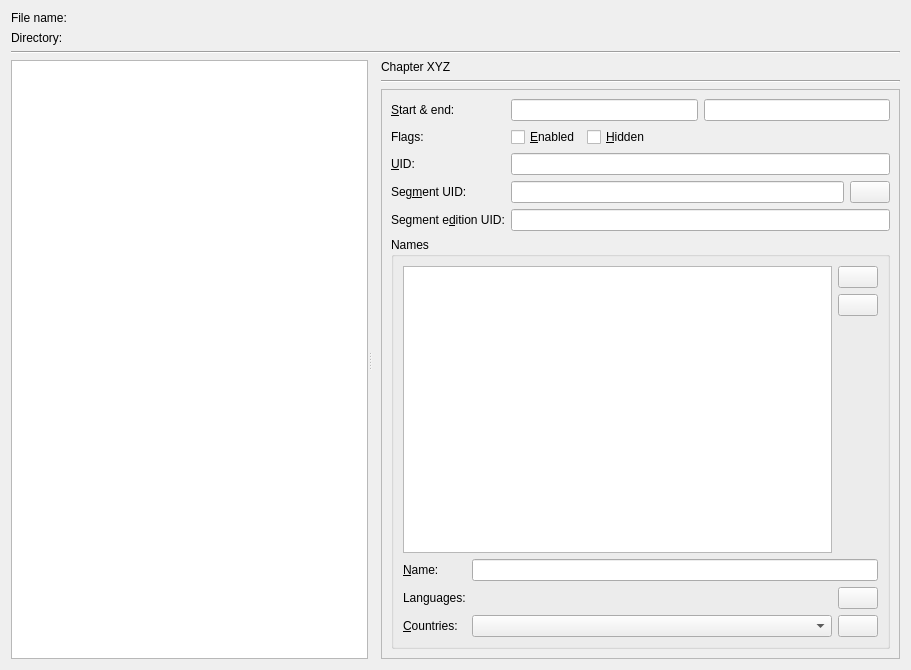
Before: the Qt Designer form src/mkvtoolnix-gui/forms/chapter_editor/tab.ui in jpsdr/MKVToolnix-Windows-7, drawn with Qt 5.
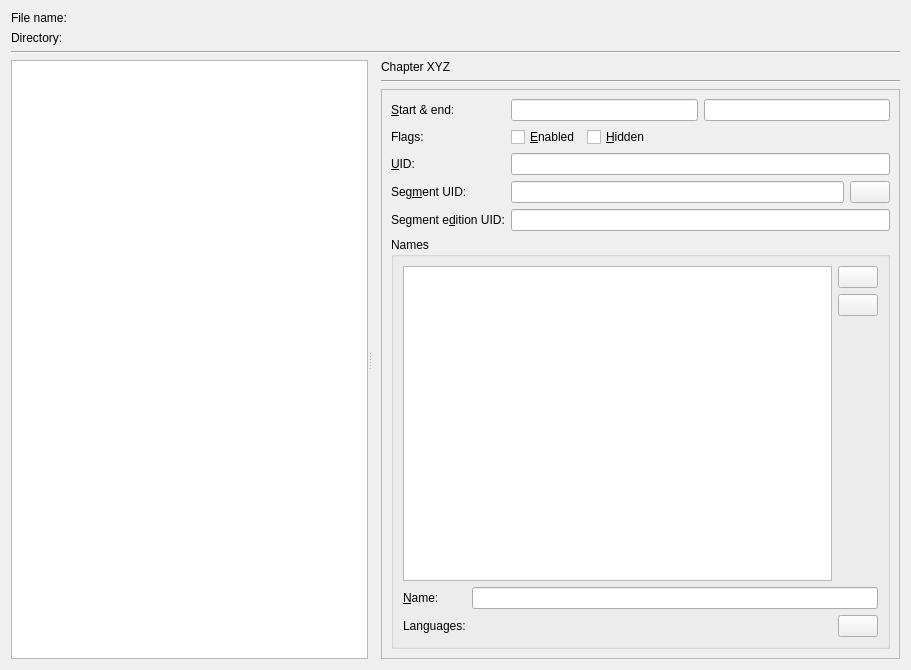
After: the same form once the commit is applied. The open tabs and pages were chosen to show the change. Icons and pictures are not drawn. Custom widgets are drawn as their Qt base class.

Commit message:
GUI: chapters: remove support for editing legacy country elements
Instead the legacy elements will be derived from the region part of
the IETF BCP 47 language tags.

Part of the implementation of #3193.

The edit to the form file:
```diff
--- a/src/mkvtoolnix-gui/forms/chapter_editor/tab.ui
+++ b/src/mkvtoolnix-gui/forms/chapter_editor/tab.ui
@@ -450,6 +450,9 @@
                </item>
                <item>
                 <layout class="QGridLayout" name="gridLayout_4">
+                 <item row="0" column="1">
+                  <widget class="mtx::gui::Util::BasicLineEdit" name="leChName"/>
+                 </item>
                  <item row="0" column="0">
                   <widget class="QLabel" name="lChName">
                    <property name="text">
@@ -460,19 +463,6 @@
                    </property>
                   </widget>
                  </item>
-                 <item row="0" column="1">
-                  <widget class="mtx::gui::Util::BasicLineEdit" name="leChName"/>
-                 </item>
-                 <item row="1" column="0">
-                  <widget class="QLabel" name="lChNameLanguage">
-                   <property name="text">
-                    <string>Languages:</string>
-                   </property>
-                   <property name="buddy">
-                    <cstring>ldwChNameLanguage1</cstring>
-                   </property>
-                  </widget>
-                 </item>
                  <item row="1" column="1">
                   <widget class="QWidget" name="wChNameLanguages" native="true">
                    <layout class="QVBoxLayout" name="verticalLayout_4">
@@ -516,59 +506,16 @@
                    </layout>
                   </widget>
                  </item>
-                 <item row="2" column="0">
-                  <widget class="QLabel" name="lChNameCountry">
+                 <item row="1" column="0">
+                  <widget class="QLabel" name="lChNameLanguage">
                    <property name="text">
-                    <string>&amp;Countries:</string>
+                    <string>Languages:</string>
                    </property>
                    <property name="buddy">
-                    <cstring>cbChNameCountry1</cstring>
+                    <cstring>ldwChNameLanguage1</cstring>
                    </property>
                   </widget>
                  </item>
-                 <item row="2" column="1">
-                  <widget class="QWidget" name="wChNameCountries" native="true">
-                   <layout class="QVBoxLayout" name="verticalLayout_6">
-                    <property name="leftMargin">
-                     <number>0</number>
-                    </property>
-                    <property name="topMargin">
-                     <number>0</number>
-                    </property>
-                    <property name="rightMargin">
-                     <number>0</number>
-                    </property>
-                    <property name="bottomMargin">
-                     <number>0</number>
-                    </property>
-                    <item>
-                     <layout class="QHBoxLayout" name="horizontalLayout_7">
-                      <item>
-                       <widget class="mtx::gui::Util::CountryComboBox" name="cbChNameCountry1">
-                        <property name="sizePolicy">
-                         <sizepolicy hsizetype="Expanding" vsizetype="Fixed">
-                          <horstretch>0</horstretch>
-                          <verstretch>0</verstretch>
-                         </sizepolicy>
-                        </property>
-                       </widget>
-                      </item>
-                      <item>
-                       <widget class="QPushButton" name="pbChNameCountryAdd">
-                        <property name="text">
-                         <string notr="true"/>
-                        </property>
-                        <property name="icon">
-                         <iconset resource="../../qt_resources.qrc">
-                          <normaloff>:/icons/16x16/list-add.png</normaloff>:/icons/16x16/list-add.png</iconset>
-                        </property>
-                       </widget>
-                      </item>
-                     </layout>
-                    </item>
-                   </layout>
-                  </widget>
-                 </item>
                 </layout>
                </item>
               </layout>
@@ -601,11 +548,6 @@
    <extends>QLabel</extends>
    <header>mkvtoolnix-gui/util/elide_label.h</header>
   </customwidget>
-  <customwidget>
-   <class>mtx::gui::Util::CountryComboBox</class>
-   <extends>QComboBox</extends>
-   <header>mkvtoolnix-gui/util/country_combo_box.h</header>
-  </customwidget>
   <customwidget>
    <class>mtx::gui::Util::LanguageDisplayWidget</class>
    <extends>QWidget</extends>
```
Left out of the diff: 1 changed line with no effect on the pictures. The commit also changes 19 other files.
